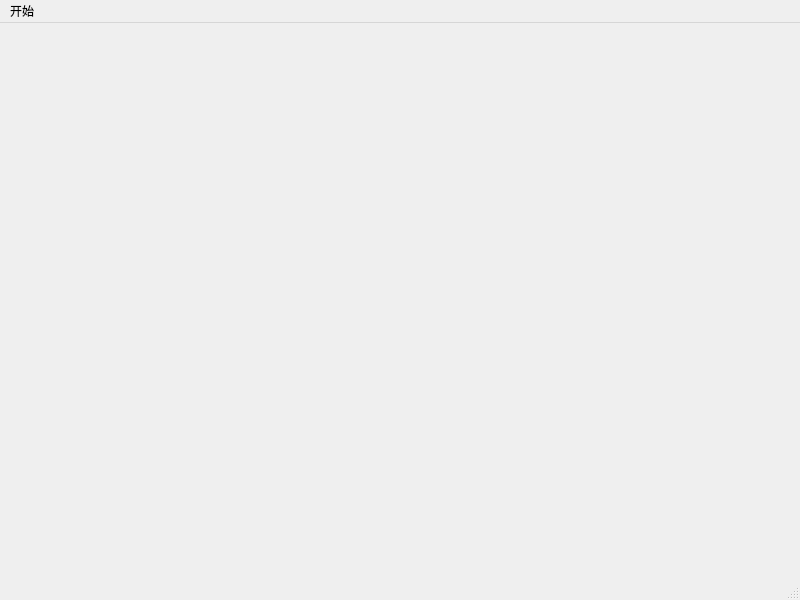
Frz15/CoinFlip, file checkpointchoice.ui: the form before one commit.
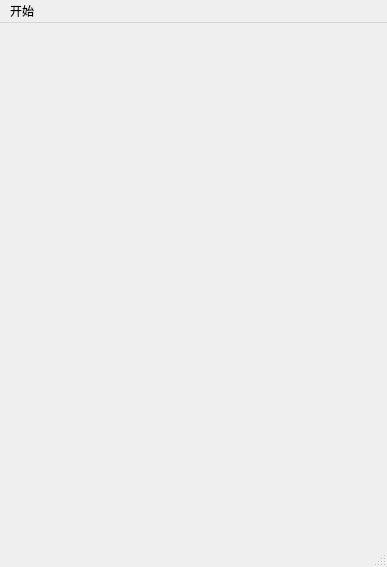
The form after the commit. Icons and pictures are not drawn.

What changed in the file:
```diff
--- a/checkpointchoice.ui
+++ b/checkpointchoice.ui
@@ -6,8 +6,8 @@
    <rect>
     <x>0</x>
     <y>0</y>
-    <width>800</width>
-    <height>600</height>
+    <width>387</width>
+    <height>567</height>
    </rect>
   </property>
   <property name="windowTitle">
@@ -19,7 +19,7 @@
     <rect>
      <x>0</x>
      <y>0</y>
-     <width>800</width>
+     <width>387</width>
      <height>22</height>
     </rect>
    </property>
```
Left out of the diff: 10 changed lines with no effect on the pictures.
